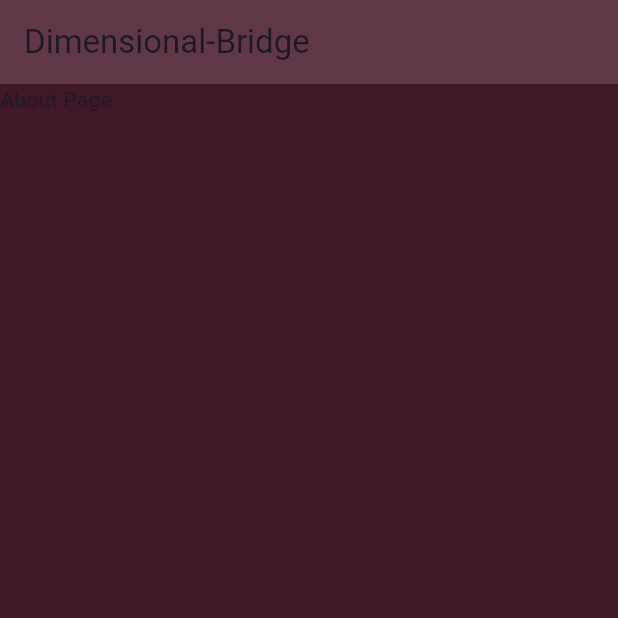
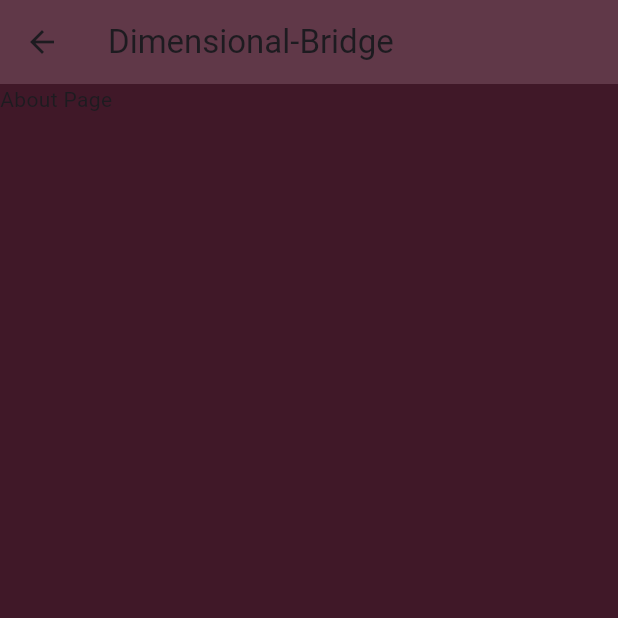
Before and after one commit to PZK3759/Dimensional-Bridge, a Flutter app: the screen it shows after launch, in the side drawer, after a tap on "About", on a phone screen of 412 x 824 dp, the top half of it. Run offline on Flutter 3.47's test engine with Material 3 defaults, Android fonts, the phone set to English and light mode, and no system bars; our stand-ins replace flutter_spinkit.

Commit message:
changed theme and made minor adjustments

```diff
--- a/lib/Global.dart
+++ b/lib/Global.dart
@@ -3,6 +3,6 @@ import 'package:flutter/material.dart';
 Color primaryColor = Color(0xff603848),
     secondaryColor = Color(0xff6F2A18),
     activeTFColor = Color(0xff56186F),
-    inactiveTFColor = Color(0xff6F2A18),
+    inactiveTFColor = Colors.white70,
     primaryButtonColor = Color(0xffe01818),
     primaryTextColor = Colors.white;
--- a/lib/Screens/OverToNether.dart
+++ b/lib/Screens/OverToNether.dart
@@ -35,7 +35,13 @@ class _OverToNetherState extends State<OverToNether> {
   @override
   Widget build(BuildContext context) {
     return SafeArea(child: Scaffold(
-      body: Padding(
+      body: SingleChildScrollView(
+        child: Column(
+          children: [
+
+            Image.asset("assets/nether_1.jpg"),
+
+            Padding(
               padding: const EdgeInsets.all(8.0),
               child: Column(
                 children: [
@@ -66,6 +72,11 @@ class _OverToNetherState extends State<OverToNether> {
                   CustomTextField(nether_Y_Controller, Text("Y",style: TextStyle( color: primaryTextColor)), true),
                   SizedBox(height: 10,),
                   CustomTextField(nether_Z_Controller, Text("Z",style: TextStyle( color: primaryTextColor)), true),
+                ],
+              ),
+            )
+
+
           ],
         ),
       ),
--- a/lib/Widgets/NavigationDrawerWidget.dart
+++ b/lib/Widgets/NavigationDrawerWidget.dart
@@ -19,7 +19,7 @@ class _NavigationDrawerWidgetState extends State<NavigationDrawerWidget> {
           SizedBox(height: 20,),
           Text("Under-Construction",style: TextStyle(fontSize: 20),),
           TextButton(onPressed: (){
-            Navigator.pushReplacement(context, MaterialPageRoute(builder: (_) => AboutPage()));
+            Navigator.push(context, MaterialPageRoute(builder: (_) => AboutPage()));
           }, child: Text("About"))
         ],
       ),
```
Lines whose indentation alone changed are shown as unchanged.
